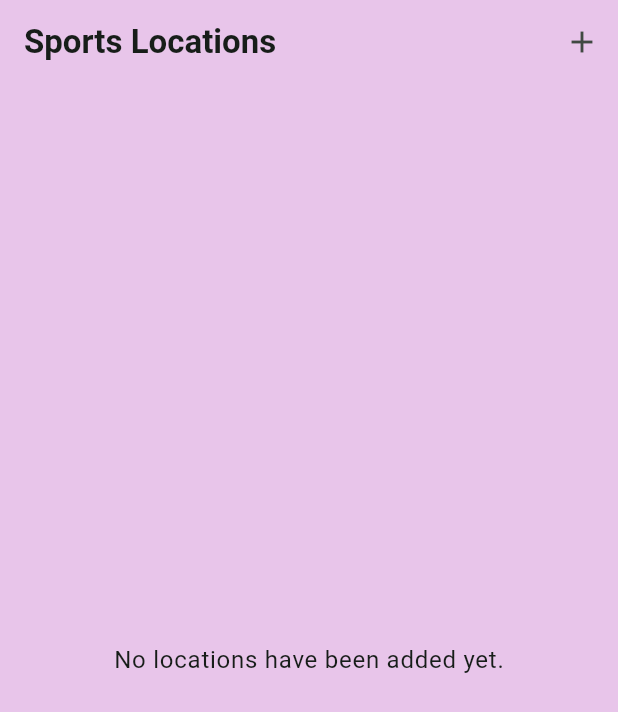
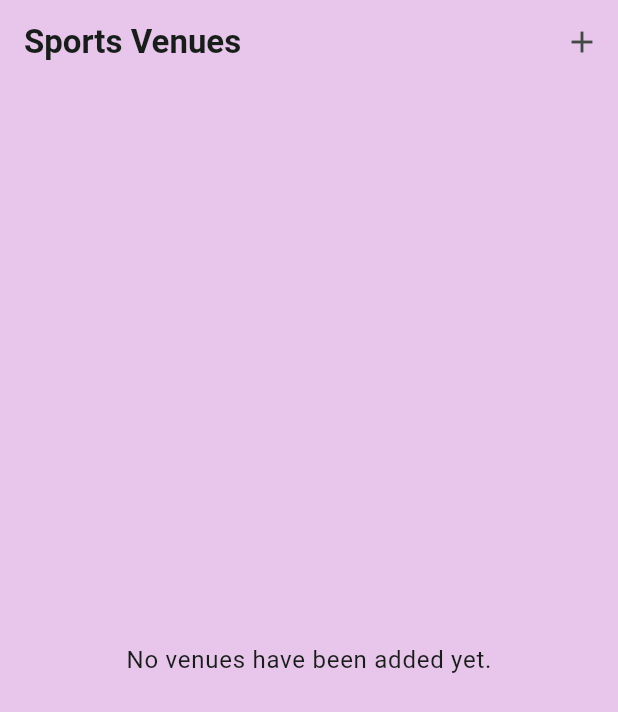
Before and after one commit to uritrejo/mobile_app_polimi, a Flutter app: the screen it shows after launch, on a phone screen of 412 x 824 dp. Shown: the top 712 px of the screen. Run offline on Flutter 3.47's test engine with Material 3 defaults, Android fonts, the light colour scheme and no system bars; our stand-ins replace flutter_riverpod, google_fonts, image_picker, location.

Commit message:
Get and preview current location (#3)
This PR now allows the user to get their current location. It is converted to an address via the Google Maps Geocoding API.
Notice : Everyone will need their own api-key (or someone else needs to set it up globally).
The address is also saved & displayed in the list items & in the details page.

```diff
--- a/lib/main.dart
+++ b/lib/main.dart
@@ -1,7 +1,7 @@
 import 'package:flutter/material.dart';
 import 'package:flutter_riverpod/flutter_riverpod.dart';
 import 'package:google_fonts/google_fonts.dart';
-import 'package:mobile_app_polimi/screens/locations.dart';
+import 'package:mobile_app_polimi/screens/venues.dart';
 
 final colorScheme = ColorScheme.fromSeed(
   brightness: Brightness.light,
@@ -35,11 +35,11 @@ class MyApp extends StatelessWidget {
 
   // This widget is the root of your application.
   @override
-  Widget build(BuildContext ctx) {
+  Widget build(BuildContext context) {
     return MaterialApp(
-      title: 'My Sports App',
+      title: 'Our Sports Venues',
       theme: theme,
-      home: const LocationsScreen(),
+      home: const VenuesScreen(),
     );
   }
 }
--- a/lib/models/location.dart
+++ /dev/null
@@ -1,13 +0,0 @@
-import 'dart:io';
-
-import 'package:uuid/uuid.dart';
-
-const uuid = Uuid();
-
-class Location {
-  Location({required this.title, required this.image}) : id = uuid.v4();
-
-  final String title;
-  final String id;
-  final File image;
-}
--- /dev/null
+++ b/lib/models/venue.dart
@@ -0,0 +1,26 @@
+import 'dart:io';
+
+import 'package:uuid/uuid.dart';
+
+const uuid = Uuid();
+
+class VenueLocation {
+  VenueLocation(
+      {required this.lattitude,
+      required this.longitude,
+      required this.address});
+
+  final double lattitude;
+  final double longitude;
+  final String address;
+}
+
+class Venue {
+  Venue({required this.title, required this.image, required this.location})
+      : id = uuid.v4();
+
+  final String title;
+  final String id;
+  final File image;
+  final VenueLocation location;
+}
--- a/lib/providers/user_locations.dart
+++ /dev/null
@@ -1,20 +0,0 @@
-import 'dart:io';
-
-import 'package:flutter_riverpod/flutter_riverpod.dart';
-import 'package:mobile_app_polimi/models/location.dart';
-
-class UserLocationsNotifier extends StateNotifier<List<Location>> {
-  UserLocationsNotifier() : super(const []);
-
-  void addLocation(String title, File image) {
-    final location = Location(title: title, image: image);
-    // you can't directly add the state, you need to re-create the list
-    state = [...state, location];
-  }
-}
-
-// Q: what's better?
-final userLocationsProvider =
-    StateNotifierProvider<UserLocationsNotifier, List<Location>>(
-  (ref) => UserLocationsNotifier(),
-);
--- /dev/null
+++ b/lib/providers/user_venues.dart
@@ -0,0 +1,20 @@
+import 'dart:io';
+
+import 'package:flutter_riverpod/flutter_riverpod.dart';
+import 'package:mobile_app_polimi/models/venue.dart';
+
+class UserVenuesNotifier extends StateNotifier<List<Venue>> {
+  UserVenuesNotifier() : super(const []);
+
+  void addVenue(String title, File image, VenueLocation location) {
+    final venue = Venue(title: title, image: image, location: location);
+    // you can't directly add the state, you need to re-create the list
+    state = [...state, venue];
+  }
+}
+
+// Q: what's better?
+final userVenuesProvider =
+    StateNotifierProvider<UserVenuesNotifier, List<Venue>>(
+  (ref) => UserVenuesNotifier(),
+);
--- a/lib/screens/locations.dart
+++ /dev/null
@@ -1,40 +0,0 @@
-import 'package:flutter/material.dart';
-import 'package:flutter_riverpod/flutter_riverpod.dart';
-import 'package:mobile_app_polimi/providers/user_locations.dart';
-import 'package:mobile_app_polimi/screens/add_location.dart';
-import 'package:mobile_app_polimi/widgets/locations_list.dart';
-
-// Consumer for riverpod
-class LocationsScreen extends ConsumerWidget {
-  const LocationsScreen({super.key});
-
-  void _onAddPressed(BuildContext ctx) {
-    // we push the AddLocationScreen to the navigator stack (essentialy navigating to it)
-    Navigator.of(ctx).push(
-      MaterialPageRoute(
-        builder: (ctx) => const AddLocationScreen(),
-      ),
-    );
-  }
-
-  @override
-  Widget build(BuildContext ctx, WidgetRef ref) {
-    // will rebuild whenever the provider's state/value changes (i.e. the list of locations of that user)
-    final userLocations = ref.watch(userLocationsProvider);
-
-    return Scaffold(
-        appBar: AppBar(
-          title: const Text('Sports Locations'),
-          actions: [
-            IconButton(
-              icon: const Icon(Icons.add),
-              onPressed: () => _onAddPressed(ctx),
-            )
-          ],
-        ),
-        body: Padding(
-          padding: const EdgeInsets.all(5),
-          child: LocationsList(locations: userLocations),
-        ));
-  }
-}
--- /dev/null
+++ b/lib/screens/venues.dart
@@ -0,0 +1,40 @@
+import 'package:flutter/material.dart';
+import 'package:flutter_riverpod/flutter_riverpod.dart';
+import 'package:mobile_app_polimi/providers/user_venues.dart';
+import 'package:mobile_app_polimi/screens/add_venue.dart';
+import 'package:mobile_app_polimi/widgets/venues_list.dart';
+
+// Consumer for riverpod
+class VenuesScreen extends ConsumerWidget {
+  const VenuesScreen({super.key});
+
+  void _onAddPressed(BuildContext ctx) {
+    // we push the AddVenueScreen to the navigator stack (essentialy navigating to it)
+    Navigator.of(ctx).push(
+      MaterialPageRoute(
+        builder: (ctx) => const AddVenueScreen(),
+      ),
+    );
+  }
+
+  @override
+  Widget build(BuildContext context, WidgetRef ref) {
+    // will rebuild whenever the provider's state/value changes (i.e. the list of venues of that user)
+    final userVenues = ref.watch(userVenuesProvider);
+
+    return Scaffold(
+        appBar: AppBar(
+          title: const Text('Sports Venues'),
+          actions: [
+            IconButton(
+              icon: const Icon(Icons.add),
+              onPressed: () => _onAddPressed(context),
+            )
+          ],
+        ),
+        body: Padding(
+          padding: const EdgeInsets.all(5),
+          child: VenuesList(venues: userVenues),
+        ));
+  }
+}
--- a/lib/widgets/locations_list.dart
+++ /dev/null
@@ -1,56 +0,0 @@
-import 'package:flutter/material.dart';
-
-import 'package:mobile_app_polimi/models/location.dart';
-import 'package:mobile_app_polimi/screens/locations_details.dart';
-
-class LocationsList extends StatelessWidget {
-  const LocationsList({super.key, required this.locations});
-
-  final List<Location> locations;
-
-  void _onLocationTap(BuildContext ctx, Location location) {
-    // we push the LocationsDetailsScreen to the navigator stack (essentialy navigating to it)
-    Navigator.of(ctx).push(
-      MaterialPageRoute(
-        builder: (ctx) => LocationsDetailsScreen(location: location),
-      ),
-    );
-  }
-
-  @override
-  Widget build(BuildContext ctx) {
-    if (locations.isEmpty) {
-      return Center(
-        child: Text(
-          'No locations have been added yet.',
-          style: Theme.of(ctx)
-              .textTheme
-              .bodyLarge!
-              .copyWith(color: Theme.of(ctx).colorScheme.onSurface),
-        ),
-      );
-    }
-
-    return ListView.builder(
-      itemCount: locations.length,
-      itemBuilder: (ctx, index) {
-        final location = locations[index];
-        return ListTile(
-          leading: CircleAvatar(
-            radius: 30,
-            backgroundImage: FileImage(location.image),
-          ),
-          title: Text(
-            location.title,
-            // the !.copyWith(...) is to overwrite the default style only here
-            style: Theme.of(ctx)
-                .textTheme
-                .titleMedium!
-                .copyWith(color: Theme.of(ctx).colorScheme.onSurface),
-          ),
-          onTap: () => _onLocationTap(ctx, location),
-        );
-      },
-    );
-  }
-}
--- /dev/null
+++ b/lib/widgets/venues_list.dart
@@ -0,0 +1,63 @@
+import 'package:flutter/material.dart';
+
+import 'package:mobile_app_polimi/models/venue.dart';
+import 'package:mobile_app_polimi/screens/venue_details.dart';
+
+class VenuesList extends StatelessWidget {
+  const VenuesList({super.key, required this.venues});
+
+  final List<Venue> venues;
+
+  void _onVenueTap(BuildContext ctx, Venue venue) {
+    // we push the VenueDetailsScreen to the navigator stack (essentialy navigating to it)
+    Navigator.of(ctx).push(
+      MaterialPageRoute(
+        builder: (ctx) => VenueDetailsScreen(venue: venue),
+      ),
+    );
+  }
+
+  @override
+  Widget build(BuildContext context) {
+    if (venues.isEmpty) {
+      return Center(
+        child: Text(
+          'No venues have been added yet.',
+          style: Theme.of(context)
+              .textTheme
+              .bodyLarge!
+              .copyWith(color: Theme.of(context).colorScheme.onSurface),
+        ),
+      );
+    }
+
+    return ListView.builder(
+      itemCount: venues.length,
+      itemBuilder: (ctx, index) {
+        final venue = venues[index];
+        return ListTile(
+          leading: CircleAvatar(
+            radius: 30,
+            backgroundImage: FileImage(venue.image),
+          ),
+          title: Text(
+            venue.title,
+            // the !.copyWith(...) is to overwrite the default style only here
+            style: Theme.of(ctx)
+                .textTheme
+                .titleMedium!
+                .copyWith(color: Theme.of(ctx).colorScheme.onSurface),
+          ),
+          subtitle: Text(
+            venue.location.address,
+            style: Theme.of(ctx)
+                .textTheme
+                .bodySmall!
+                .copyWith(color: Theme.of(ctx).colorScheme.onSurface),
+          ),
+          onTap: () => _onVenueTap(ctx, venue),
+        );
+      },
+    );
+  }
+}
--- a/pubspec.yaml
+++ b/pubspec.yaml
@@ -39,6 +39,8 @@ dependencies:
   uuid: ^4.5.1
   flutter_riverpod: ^2.6.1
   image_picker: ^1.1.2
+  location: ^7.0.1
+  http: ^1.2.2
 
 dev_dependencies:
   flutter_test:
```
Also changed, not shown: lib/screens/add_venue.dart (renamed from lib/screens/add_location.dart, +31 -23 lines), lib/screens/locations_details.dart (deleted, +0 -27 lines), lib/screens/venue_details.dart (added, +61 -0 lines), lib/widgets/venue_input.dart (added, +132 -0 lines), pubspec.lock, 2 other files.
